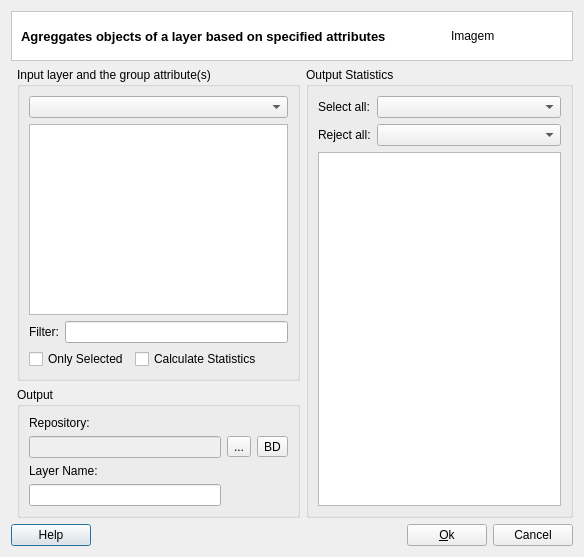
Before: the Qt Designer form src/terralib/vp/qt/ui/AggregationDialogForm.ui in claudiobogossian/terralib5, drawn with Qt 5.
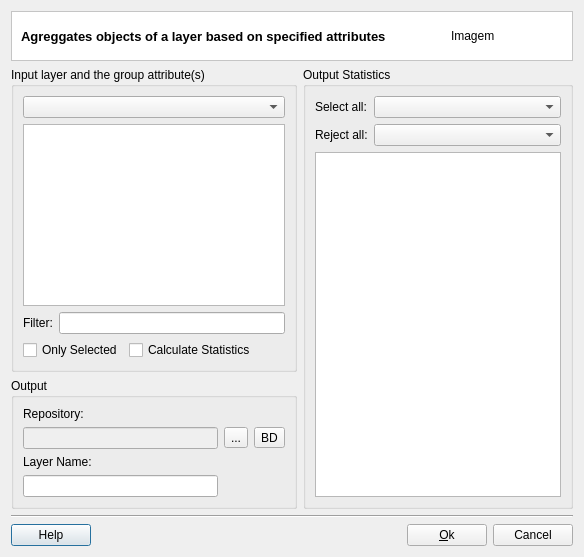
After: the same form once the commit is applied. Custom widgets are drawn as their Qt base class.

Diff of the .ui file:
```diff
--- a/src/terralib/vp/qt/ui/AggregationDialogForm.ui
+++ b/src/terralib/vp/qt/ui/AggregationDialogForm.ui
@@ -13,10 +13,10 @@
   <property name="windowTitle">
    <string>Aggregation Operation</string>
   </property>
+  <layout class="QGridLayout" name="gridLayout_14">
+   <item row="0" column="0">
   <layout class="QGridLayout" name="gridLayout_13">
    <item row="0" column="0">
-    <layout class="QGridLayout" name="gridLayout_12">
-     <item row="0" column="0" colspan="2">
       <widget class="QFrame" name="frame_2">
        <property name="styleSheet">
         <string notr="true">QWidget { background: white }</string>
@@ -74,13 +74,6 @@
       </widget>
      </item>
      <item row="1" column="0">
-      <widget class="Line" name="line_2">
-       <property name="orientation">
-        <enum>Qt::Horizontal</enum>
-       </property>
-      </widget>
-     </item>
-     <item row="1" column="1">
       <layout class="QGridLayout" name="gridLayout_10">
        <item row="0" column="0">
         <layout class="QGridLayout" name="gridLayout_9">
@@ -294,7 +287,16 @@
        </item>
       </layout>
      </item>
-     <item row="2" column="0" colspan="2">
+     <item row="2" column="0">
+      <layout class="QGridLayout" name="gridLayout_12">
+       <item row="0" column="0">
+        <widget class="Line" name="line_2">
+         <property name="orientation">
+          <enum>Qt::Horizontal</enum>
+         </property>
+        </widget>
+       </item>
+       <item row="1" column="0">
       <layout class="QGridLayout" name="gridLayout_2">
        <item row="0" column="0">
         <widget class="te::qt::widgets::HelpPushButton" name="m_helpPushButton">
@@ -329,6 +331,8 @@
           <string>Cancel</string>
          </property>
         </widget>
+         </item>
+        </layout>
        </item>
       </layout>
      </item>
```
Lines whose indentation alone changed are shown as unchanged.
